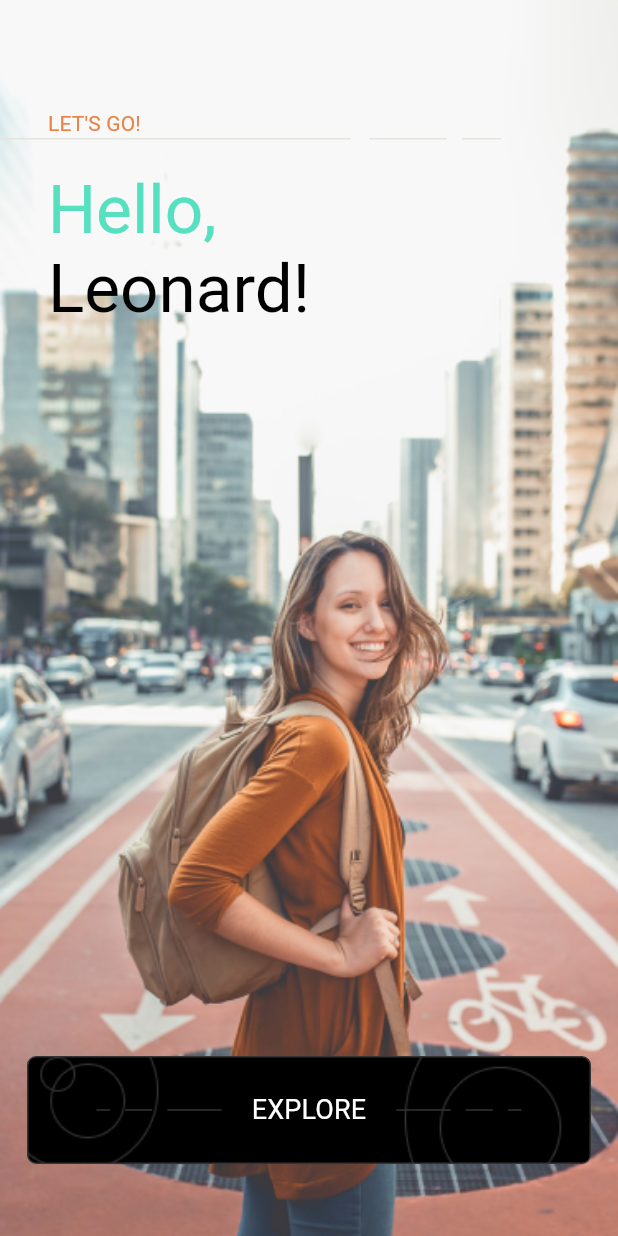
After one commit to SatimovDeveloper/home_work_3, a Flutter app: the screen it shows after launch, on a phone screen of 412 x 824 dp. The commit adds this screen. Run offline on Flutter 3.47's test engine with Material 3 defaults, Android fonts, the phone set to English and light mode, and no system bars.

Commit message:
screen_5 tayyor boldi

```diff
--- a/lib/main.dart
+++ b/lib/main.dart
@@ -2,6 +2,7 @@
 
 import 'package:flutter/material.dart';
 import 'package:home_work_3/screen_4.dart';
+import 'package:home_work_3/screen_5.dart';
 
 void main(){
   runApp(MyApp());
@@ -19,7 +20,7 @@ class _MyAppState extends State<MyApp> {
   Widget build(BuildContext context) {
     return MaterialApp(
       debugShowCheckedModeBanner: false,
-      home: Screen4(),
+      home: Screen5(),
     );
   }
 }
--- /dev/null
+++ b/lib/screen_5.dart
@@ -0,0 +1,167 @@
+import 'package:flutter/material.dart';
+
+class Screen5 extends StatefulWidget {
+  const Screen5({super.key});
+
+  @override
+  State<Screen5> createState() => _Screen5State();
+}
+
+class _Screen5State extends State<Screen5> {
+  @override
+  Widget build(BuildContext context) {
+    return Scaffold(
+      body: Container(
+        width: double.infinity,
+        height: double.infinity,
+        decoration: BoxDecoration(
+            image: DecorationImage(
+                image: AssetImage("assets/images/bg_sc_5.png"),
+                fit: BoxFit.cover)),
+        child: Column(
+          crossAxisAlignment: CrossAxisAlignment.start,
+          children: [
+            Padding(
+              padding: EdgeInsets.only(left: 32, top: 72),
+              child: Text(
+                "LET\'S GO!",
+                style: TextStyle(
+                    fontSize: 14, color: Color(0xffea8246), letterSpacing: 0.1),
+              ),
+            ),
+            Row(
+              children: [
+                Expanded(
+                    flex: 9,
+                    child: Container(
+                      height: 1,
+                      color: Color(0xffe5e4df),
+                    )),
+                SizedBox(
+                  width: 12,
+                ),
+                Expanded(
+                    flex: 2,
+                    child: Container(
+                      height: 1,
+                      color: Color(0xffe5e4df),
+                    )),
+                SizedBox(
+                  width: 10,
+                ),
+                Expanded(
+                    flex: 1,
+                    child: Container(
+                      height: 1,
+                      color: Color(0xffe5e4df),
+                    )),
+                Spacer(
+                  flex: 3,
+                )
+              ],
+            ),
+            Padding(
+              padding: EdgeInsets.only(left: 32, top: 20),
+              child: RichText(
+                text: const TextSpan(
+                    text: "Hello,\n",
+                    style: TextStyle(
+                      color: Color(0xff56e0bf),
+                      fontSize: 45,
+                    ),
+                    children: [
+                      TextSpan(
+                          text: "Leonard!",
+                          style: TextStyle(color: Colors.black, fontSize: 45))
+                    ]),
+              ),
+            ),
+            Spacer(),
+            Padding(
+              padding: EdgeInsets.only(left: 18, right: 18, bottom: 48),
+              child: Container(
+                height: 72,
+                decoration: BoxDecoration(
+                    color: Colors.black,
+                    borderRadius: BorderRadius.circular(6),
+                    border: Border.all(color: Color(0xff333333), width: 1),
+                    image: DecorationImage(
+                        image: AssetImage("assets/images/mask_.png"),
+                        fit: BoxFit.fitWidth)),
+                child: Row(
+                  children: [
+                    Spacer(
+                      flex: 5,
+                    ),
+                    Expanded(
+                        flex: 1,
+                        child: Container(
+                          height: 1,
+                          color: Color(0xff333333),
+                        )),
+                    SizedBox(
+                      width: 10,
+                    ),
+                    Expanded(
+                        flex: 2,
+                        child: Container(
+                          height: 1,
+                          color: Color(0xff333333),
+                        )),
+                    SizedBox(
+                      width: 10,
+                    ),
+                    Expanded(
+                        flex: 4,
+                        child: Container(
+                          height: 1,
+                          color: Color(0xff333333),
+                        )),
+                    SizedBox(
+                      width: 20,
+                    ),
+                    Text(
+                      "EXPLORE",
+                      style: TextStyle(
+                          color: Colors.white, fontSize: 18, letterSpacing: .1),
+                    ),
+                    SizedBox(
+                      width: 20,
+                    ),
+                    Expanded(
+                        flex: 4,
+                        child: Container(
+                          height: 1,
+                          color: Color(0xff333333),
+                        )),
+                    SizedBox(
+                      width: 10,
+                    ),
+                    Expanded(
+                        flex: 2,
+                        child: Container(
+                          height: 1,
+                          color: Color(0xff333333),
+                        )),
+                    SizedBox(
+                      width: 10,
+                    ),
+                    Expanded(
+                        flex: 1,
+                        child: Container(
+                          height: 1,
+                          color: Color(0xff333333),
+                        )),
+                    Spacer(
+                      flex: 5,
+                    ),
+                  ],
+                ),
+              ),
+            )
+          ],
+        ),
+      ),
+    );
+  }
+}
```
Also changed, not shown: assets/images/bg_sc_5.png (added), assets/images/mask_.png (added).
